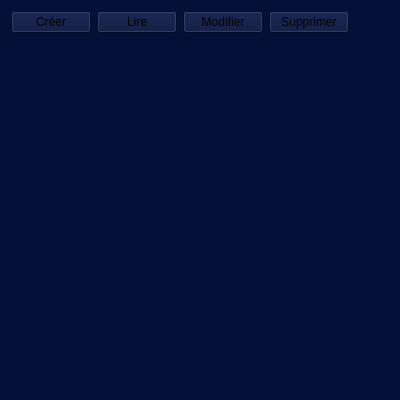
This is Tutoriels/Cpp/Qt/code/src/manager/GWindowStyleDesignerGlobal.ui in gkesse/ReadyDev as Qt 5 draws it before an edit. The edited form follows.
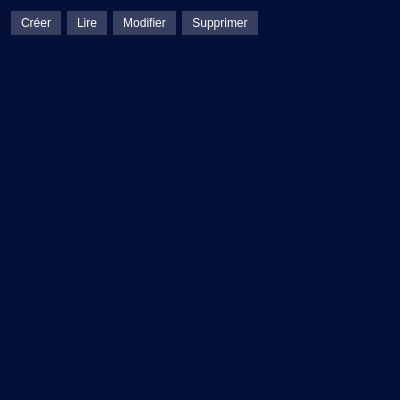
This is the edited form.

```diff
--- a/Tutoriels/Cpp/Qt/code/src/manager/GWindowStyleDesignerGlobal.ui
+++ b/Tutoriels/Cpp/Qt/code/src/manager/GWindowStyleDesignerGlobal.ui
@@ -10,11 +10,35 @@
     <height>400</height>
    </rect>
   </property>
+  <property name="minimumSize">
+   <size>
+    <width>400</width>
+    <height>400</height>
+   </size>
+  </property>
   <property name="windowTitle">
    <string>Qt | ReadyDev</string>
   </property>
   <property name="styleSheet">
-   <string notr="true">background-color: rgb(5, 16, 57);</string>
+   <string notr="true">* {
+	background-color: rgb(5, 16, 57);
+	color: rgb(255, 255, 255);
+	font: 75 14pt &quot;Arial Narrow&quot;;
+}
+
+QPushButton {
+	background-color: rgba(255, 255, 255, 0.2);
+	border: none;
+	padding: 5px 10px;
+}
+
+QPushButton:hover {
+	background-color: rgba(255, 255, 255, 0.4);
+}
+
+QPushButton:pressed {
+	background-color: rgba(255, 255, 255, 0.2);
+}</string>
   </property>
   <layout class="QGridLayout" name="gridLayout">
    <item row="0" column="0">
```
Left out of the diff: 12 changed lines with no effect on the pictures.
